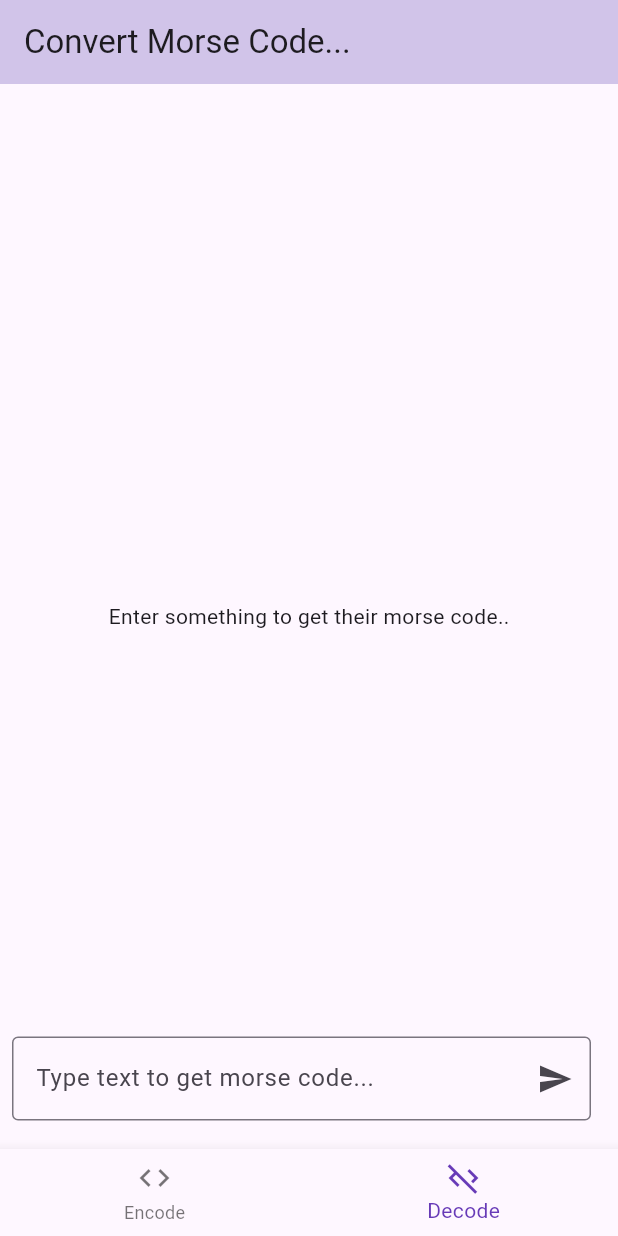
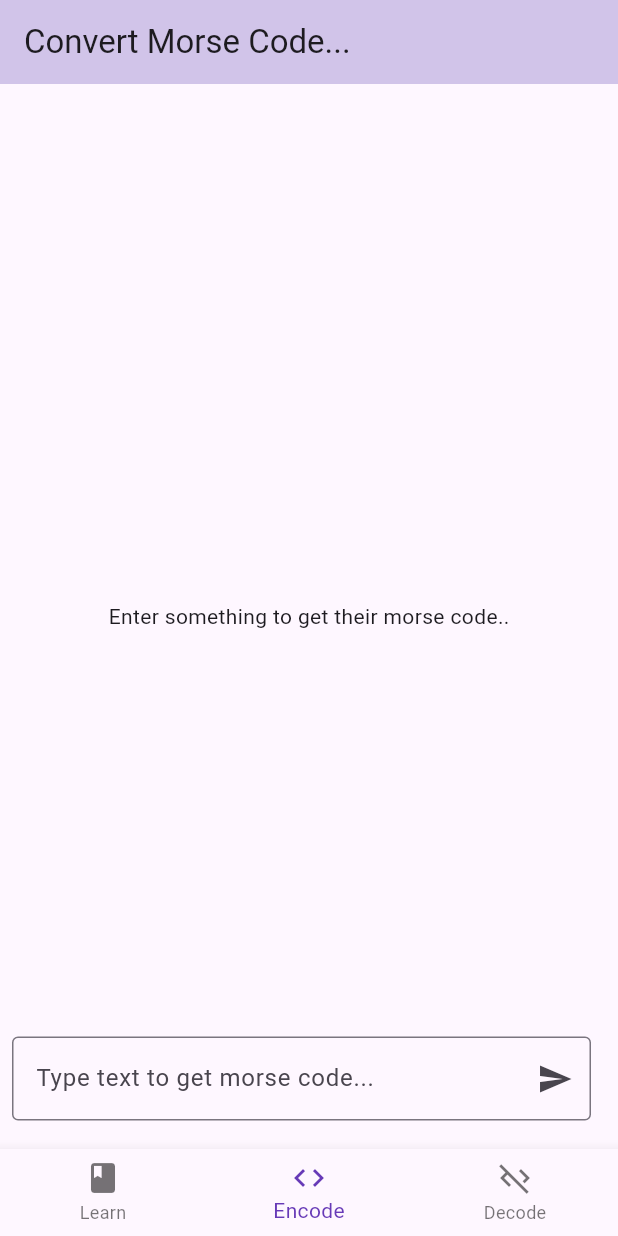
Before and after one commit to JagdishOnGH/morse_app, a Flutter app: the screen it shows after launch, item 2 of the bottom bar chosen, on a phone screen of 412 x 824 dp. Run offline on Flutter 3.47's test engine with Material 3 defaults, Android fonts, the phone set to English and light mode, and no system bars; our stand-ins replace fluttertoast.

Commit message:
chore: Learn Page Created used for showcase of learning options

```diff
--- a/lib/pages/entry_point_page.dart
+++ b/lib/pages/entry_point_page.dart
@@ -34,6 +34,10 @@ class _EntryPointPageState extends State<EntryPointPage> {
       bottomNavigationBar: BottomNavigationBar(
         items: const <BottomNavigationBarItem>[
           BottomNavigationBarItem(
+            icon: Icon(Icons.book),
+            label: 'Learn',
+          ),
+          BottomNavigationBarItem(
             icon: Icon(Icons.code),
             label: 'Encode',
           ),
```
